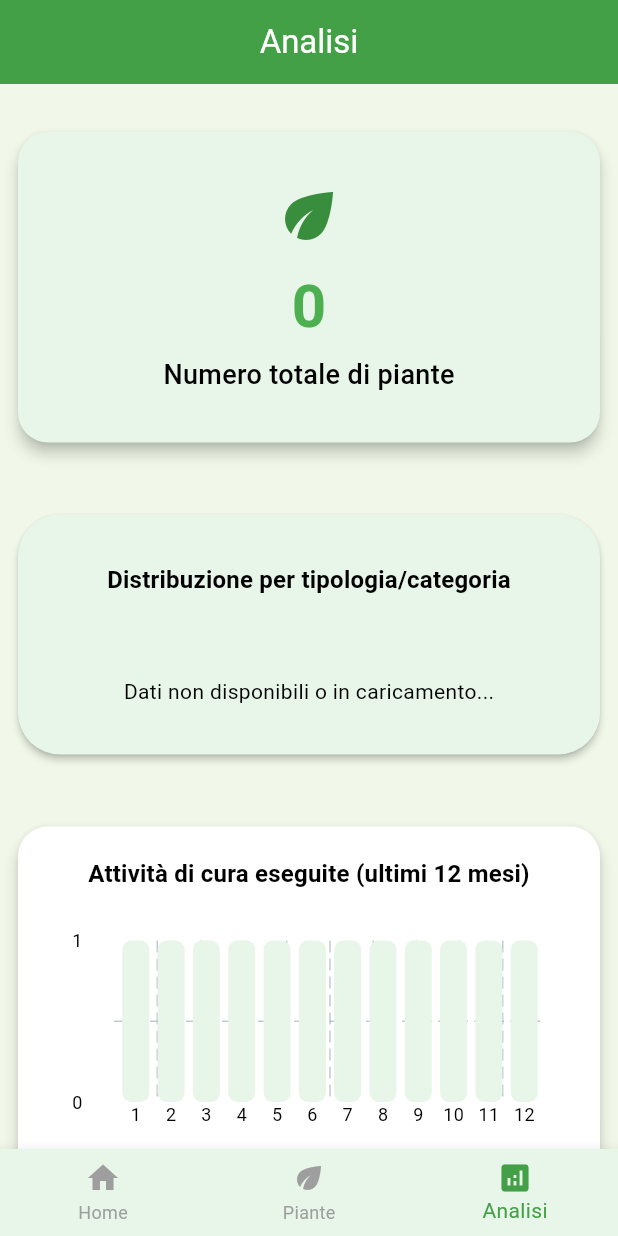
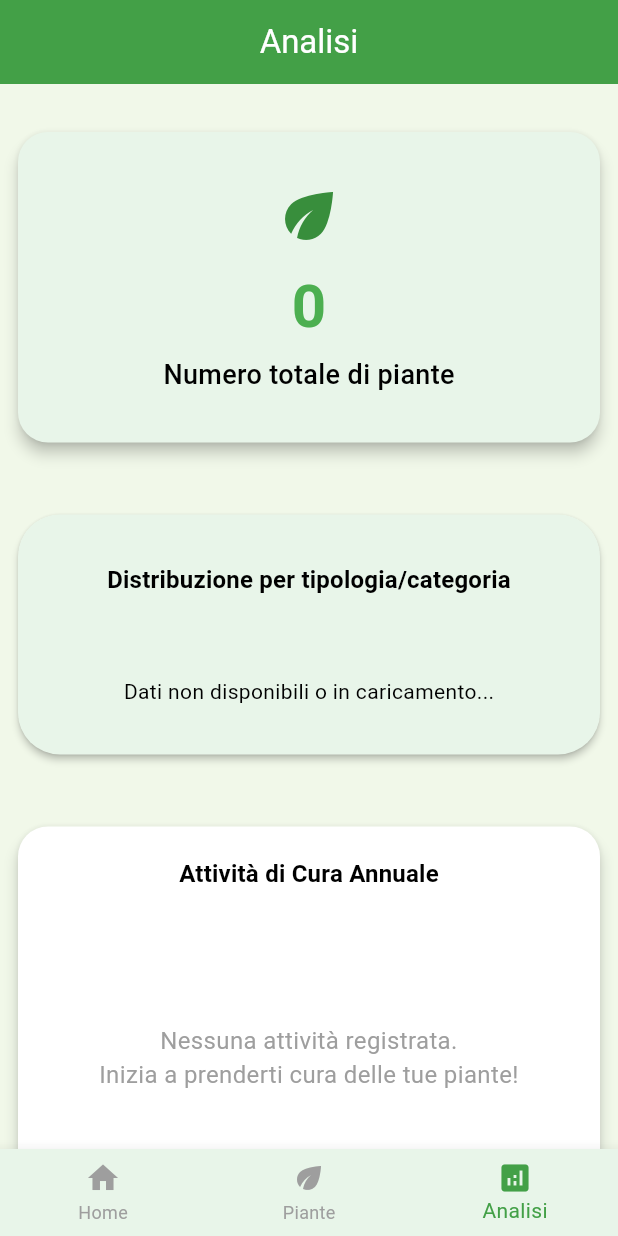
Before and after one commit to Teddyno/plant_care, a Flutter app: the screen it shows after launch, item 3 of the bottom bar chosen, on a phone screen of 412 x 824 dp. Run offline on Flutter 3.47's test engine with Material 3 defaults, Android fonts, the phone set to English and light mode, and no system bars; drawn by our look-alikes of fl_chart; our stand-ins replace flutter_heatmap_calendar, flutter_riverpod, image_picker, sqflite, sqflite_common_ffi; accounts and stored records are empty.

Commit message:
Implementato nuovo grafico analisi, e implementato aggiornamento live su quel grafico

```diff
--- a/lib/components/grafici/line_chart.dart
+++ /dev/null
@@ -1,164 +0,0 @@
-import 'package:flutter/material.dart';
-import 'package:fl_chart/fl_chart.dart';
-
-/// Widget che visualizza un grafico a barre per rappresentare dati numerici
-/// relativi alle attività effettuate sulle piante.
-class PlantBarChart extends StatefulWidget {
-  /// Etichette per l'asse X del grafico (es. mesi, categorie, ecc.)
-  final List<String> labels;
-
-  /// Valori numerici associati alle etichette, rappresentati come altezza delle barre
-  final List<double> values;
-
-  /// Costruttore del grafico a barre
-  const PlantBarChart({
-    super.key,
-    required this.labels,
-    required this.values,
-  });
-
-  @override
-  State<PlantBarChart> createState() => _PlantBarChartState();
-}
-
-/// Stato interno del grafico a barre.
-class _PlantBarChartState extends State<PlantBarChart> {
-  /// Indice della barra attualmente toccata dall'utente.
-  /// Utilizzato per evidenziare la barra selezionata e mostrare il tooltip.
-
-  int touchedIndex = -1; /// -1 indica che nessuna barra è toccata.
-
-  /// Costruisce l'interfaccia utente del grafico a barre
-  @override
-  Widget build(BuildContext context) {
-    return SizedBox(
-      height: 250,
-      child: Padding(
-        padding: const EdgeInsets.all(16),
-        child: Column(
-          children: [
-            Expanded(
-              child: BarChart(
-                BarChartData(
-                  // Calcola il valore massimo per l'asse Y (altezza massima delle barre)
-                  maxY: (widget.values.isEmpty ? 1 : (widget.values.reduce((a, b) => a > b ? a : b) + 1)),
-                  minY: 0,
-
-                  // Configurazione dell'interazione al tocco
-                  barTouchData: BarTouchData(
-                    // Configurazione del tooltip che appare al tocco
-                    touchTooltipData: BarTouchTooltipData(
-                      tooltipPadding: const EdgeInsets.all(8),
-                      getTooltipItem: (group, groupIndex, rod, rodIndex) {
-                        final label = widget.labels[group.x];
-                        return BarTooltipItem(
-                          label,
-                          const TextStyle(
-                            color: Colors.white,
-                            fontWeight: FontWeight.bold,
-                          ),
-                        );
-                      },
-                    ),
-                    // Callback chiamata quando l'utente tocca una barra
-                    touchCallback: (event, response) {
-                      setState(() {
-                        touchedIndex = response?.spot?.touchedBarGroupIndex ?? -1;
-                      });
-                    },
-                  ),
-
-                  // Configurazione degli assi e delle etichette
-                  titlesData: FlTitlesData(
-                    show: true,
-                    // Etichette dell'asse X (bottom)
-                    bottomTitles: AxisTitles(
-                      sideTitles: SideTitles(
-                        showTitles: true,
-                        getTitlesWidget: (value, meta) => Text(
-                          (value.toInt() + 1).toString(),
-                          style: const TextStyle(fontSize: 12),
-                        ),
-                        reservedSize: 32,
-                      ),
-                    ),
-                    // Etichette dell'asse Y (left)
-                    leftTitles: AxisTitles(
-                      sideTitles: SideTitles(
-                        showTitles: true,
-                        interval: 1,
-                        reservedSize: 28,
-                        getTitlesWidget: (value, meta) => Text(
-                          value.toInt().toString(),
-                          style: const TextStyle(
-                            color: Colors.black,
-                            fontSize: 12,
-                          ),
-                        ),
-                      ),
-                    ),
-                    // Nasconde gli assi destro e superiore
-                    rightTitles: const AxisTitles(
-                      sideTitles: SideTitles(showTitles: false),
-                    ),
-                    topTitles: const AxisTitles(
-                      sideTitles: SideTitles(showTitles: false),
-                    ),
-                  ),
-
-                  // Configurazione del bordo e della griglia
-                  borderData: FlBorderData(show: false),
-                  gridData: const FlGridData(show: true),
-
-                  // Generazione delle barre del grafico
-                  barGroups: List.generate(widget.values.length, (i) {
-                    return BarChartGroupData(
-                      x: i,
-                      barRods: [
-                        BarChartRodData(
-                          toY: widget.values[i],
-                          width: 18,
-                          // Colore dinamico: verde scuro se toccata, verde chiaro altrimenti
-                          color: touchedIndex == i
-                              ? Colors.green
-                              : Colors.green.shade200,
-                          borderRadius: BorderRadius.circular(6),
-                          // Barra di sfondo che mostra il valore massimo possibile
-                          backDrawRodData: BackgroundBarChartRodData(
-                            show: true,
-                            toY: (widget.values.isEmpty ? 1 : (widget.values.reduce((a, b) => a > b ? a : b) + 1)),
-                            color: Colors.green.shade50,
-                          ),
-                        ),
-                      ],
-                      // Mostra indicatori di tooltip solo per la barra toccata
-                      showingTooltipIndicators: touchedIndex == i ? [0] : [],
-                    );
-                  }),
-                ),
-              ),
-            ),
-            const SizedBox(height: 8),
-            Row(
-              mainAxisAlignment: MainAxisAlignment.center,
-              children: [
-                RotatedBox(
-                  quarterTurns: -1,
-                  child: Text(
-                    'Attività',
-                    style: TextStyle(fontSize: 12, fontWeight: FontWeight.w500),
-                  ),
-                ),
-                const SizedBox(width: 24),
-                Text(
-                  'Mesi (1-12)',
-                  style: TextStyle(fontSize: 12, fontWeight: FontWeight.w500),
-                ),
-              ],
-            ),
-          ],
-        ),
-      ),
-    );
-  }
-}
--- /dev/null
+++ b/lib/components/grafici/storico_cure_widget.dart
@@ -0,0 +1,56 @@
+import 'package:flutter/material.dart';
+import 'package:flutter_heatmap_calendar/flutter_heatmap_calendar.dart';
+import 'package:flutter_riverpod/flutter_riverpod.dart';
+import 'package:intl/intl.dart';
+import '../../providers/analisi_provider.dart';
+
+/// Un widget che mostra un grafico delle attività di cura annuali,
+class StoricoCure extends ConsumerWidget {
+  const StoricoCure({super.key});
+
+  @override
+  Widget build(BuildContext context, WidgetRef ref) {
+    // "Ascolta" il provider che contiene i dati già raggruppati per giorno.
+    final conteggioAttivita = ref.watch(conteggioAttivitaGiornalieroProvider);
+
+    // Gestisce il caso in cui non ci siano ancora attività registrate.
+    if (conteggioAttivita.isEmpty) {
+      return Container(
+        height: 180,
+        alignment: Alignment.center,
+        child: const Text(
+          'Nessuna attività registrata.\nInizia a prenderti cura delle tue piante!',
+          textAlign: TextAlign.center,
+          style: TextStyle(color: Colors.grey, fontSize: 16),
+        ),
+      );
+    }
+
+    // Costruisce il grafico usando il pacchetto flutter_heatmap_calendar.
+    return HeatMapCalendar(
+      datasets: conteggioAttivita,
+      colorMode: ColorMode.color,
+      showColorTip: false,
+
+      // Imposta i colori in base al numero di attività
+      colorsets: const {
+        1: Color.fromARGB(255, 160, 215, 162), // Verde chiaro per poche attività
+        3: Color.fromARGB(255, 100, 190, 103),
+        5: Color.fromARGB(255, 50, 160, 54),
+        7: Color.fromARGB(255, 30, 130, 33),
+        10: Color.fromARGB(255, 20, 100, 23), // Verde scuro per molte attività
+      },
+      // Mostra una SnackBar quando l'utente clicca su un giorno.
+      onClick: (date) {
+        final count = conteggioAttivita[date] ?? 0;
+        final formattedDate = DateFormat.yMMMMd('it_IT').format(date);
+        ScaffoldMessenger.of(context).showSnackBar(
+          SnackBar(
+            content: Text('$count attività registrate il $formattedDate'),
+            duration: const Duration(seconds: 2),
+          ),
+        );
+      },
+    );
+  }
+}
--- a/lib/providers/analisi_provider.dart
+++ b/lib/providers/analisi_provider.dart
@@ -1,48 +1,59 @@
 import 'package:flutter_riverpod/flutter_riverpod.dart';
+import 'package:collection/collection.dart';
+import 'attivita_cura_provider.dart';
 import 'piante_provider.dart';
+import 'categorie_provider.dart';
 import 'specie_provider.dart';
-import 'categorie_provider.dart';
-import 'attivita_cura_provider.dart';
 
-/// Provider che calcola la distribuzione delle piante per categoria.
-/// Si aggiorna automaticamente se le piante, le specie o le categorie cambiano.
+/// Provider per il grafico a torta della distribuzione delle piante per categoria.
 final distribuzioneCategorieProvider = Provider<Map<String, int>>((ref) {
-  // "Ascolta" lo stato dei provider da cui dipende
-  final piante = ref.watch(pianteProvider).piante;
-  final tutteLeSpecie = ref.watch(tutteLeSpecieProvider).value ?? [];
-  final tutteLeCategorie = ref.watch(tutteLeCategorieProvider).value ?? [];
+  final pianteState = ref.watch(pianteProvider);
+  final categorieState = ref.watch(tutteLeCategorieProvider);
+  final specieState = ref.watch(tutteLeSpecieProvider);
+  final piante = pianteState.piante;
+  final categorie = categorieState.asData?.value ?? [];
+  final specie = specieState.asData?.value ?? [];
 
-  if (piante.isEmpty || tutteLeSpecie.isEmpty || tutteLeCategorie.isEmpty) {
-    return {}; // Restituisce dati vuoti se non è ancora tutto pronto
+  if (piante.isEmpty || categorie.isEmpty || specie.isEmpty) {
+    return {};
   }
 
-  final Map<String, int> distribuzione = {};
+  final Map<int, String> mapIdCategoriaNome = { for (var c in categorie) c.id!: c.nome };
+  final Map<int, int> mapIdSpecieIdCategoria = { for (var s in specie) s.id!: s.idCategoria };
+
+  final conteggio = <String, int>{};
   for (var pianta in piante) {
-    try {
-      final specie = tutteLeSpecie.firstWhere((s) => s.id == pianta.idSpecie);
-      final categoria = tutteLeCategorie.firstWhere((c) => c.id == specie.idCategoria);
-      final nomeCategoria = categoria.nome;
-      distribuzione[nomeCategoria] = (distribuzione[nomeCategoria] ?? 0) + 1;
-    } catch (e) {
-      distribuzione['Senza categoria'] = (distribuzione['Senza categoria'] ?? 0) + 1;
-    }
+    final idCategoria = mapIdSpecieIdCategoria[pianta.idSpecie];
+    final nomeCategoria = mapIdCategoriaNome[idCategoria] ?? 'Sconosciuta';
+    conteggio.update(nomeCategoria, (value) => value + 1, ifAbsent: () => 1);
   }
-  return distribuzione;
+  return conteggio;
 });
 
 
-/// Provider che calcola le attività mensili per il grafico a barre.
-final attivitaMensiliProvider = Provider<List<double>>((ref) {
+/// Questo provider deriva il suo stato direttamente da `attivitaCuraProvider`.
+/// In questo modo, ogni volta che una nuova attività viene aggiunta (e quindi
+/// lo stato di `attivitaCuraProvider` cambia), questo provider si ricalcola
+/// automaticamente, garantendo che il grafico sia SEMPRE aggiornato.
+final conteggioAttivitaGiornalieroProvider = Provider<Map<DateTime, int>>((ref) {
+  // "Ascolta" lo stato delle attività di cura
   final tutteLeAttivita = ref.watch(attivitaCuraProvider).tutteLeAttivita;
 
-  final now = DateTime.now();
-  final List<double> attivitaMensili = List.filled(12, 0.0);
+  if (tutteLeAttivita.isEmpty) {
+    return {};
+  }
 
-  for (var attivita in tutteLeAttivita) {
-    final mesiFa = now.difference(attivita.data).inDays ~/ 30;
-    if (mesiFa < 12) {
-      attivitaMensili[11 - mesiFa]++;
-    }
-  }
-  return attivitaMensili;
+  // Raggruppa le attività per giorno, ignorando l'orario.
+  // Usa il pacchetto 'collection' per la funzione groupBy.
+  final groupedByDay = groupBy(
+    tutteLeAttivita,
+        (attivita) => DateTime(attivita.data.year, attivita.data.month, attivita.data.day),
+  );
+
+  // Converte i gruppi in una mappa che conta le attività per ogni giorno.
+  final conteggio = groupedByDay.map((giorno, attivitaDelGiorno) {
+    return MapEntry(giorno, attivitaDelGiorno.length);
+  });
+
+  return conteggio;
 });
--- a/lib/screens/analisi/analisi_view.dart
+++ b/lib/screens/analisi/analisi_view.dart
@@ -1,23 +1,22 @@
 import 'package:flutter/material.dart';
 import 'package:flutter_riverpod/flutter_riverpod.dart';
 import '../../components/grafici/pie_chart.dart';
-import '../../components/grafici/line_chart.dart';
+import '../../components/grafici/storico_cure_widget.dart';
 import '../../providers/piante_provider.dart';
 import '../../providers/analisi_provider.dart';
 import '../../providers/attivita_cura_provider.dart';
 import '../../providers/categorie_provider.dart';
 import '../../providers/specie_provider.dart';
 
-/// Schermata di analisi che ora è un ConsumerWidget reattivo.
+/// Schermata di analisi
 class AnalisiView extends ConsumerWidget {
   const AnalisiView({super.key});
 
   @override
   Widget build(BuildContext context, WidgetRef ref) {
-    // "Ascolta" direttamente i provider che contengono i dati già calcolati
+    // "Ascolta" i provider necessari per la vista.
     final pianteState = ref.watch(pianteProvider);
     final distribuzioneCategorie = ref.watch(distribuzioneCategorieProvider);
-    final attivitaMensili = ref.watch(attivitaMensiliProvider);
 
     // Gestisce lo stato di caricamento generale
     if (pianteState.isLoading) {
@@ -27,13 +26,14 @@ class AnalisiView extends ConsumerWidget {
     return Scaffold(
       body: RefreshIndicator(
         onRefresh: () async {
-          // Invalida i provider per forzare un ricaricamento
+          // Riverpod si occuperà di aggiornare a cascata tutti i provider dipendenti.
           ref.invalidate(pianteProvider);
           ref.invalidate(attivitaCuraProvider);
           ref.invalidate(tutteLeCategorieProvider);
           ref.invalidate(tutteLeSpecieProvider);
         },
         child: SingleChildScrollView(
+          physics: const AlwaysScrollableScrollPhysics(),
           child: Padding(
             padding: const EdgeInsets.symmetric(vertical: 24, horizontal: 12),
             child: Column(
@@ -90,7 +90,7 @@ class AnalisiView extends ConsumerWidget {
                 ),
                 const SizedBox(height: 32),
 
-                // 3. Attività di cura eseguite
+                // Grafico delle attività di cura annuali
                 Card(
                   elevation: 4,
                   shape: RoundedRectangleBorder(borderRadius: BorderRadius.circular(20)),
@@ -100,17 +100,13 @@ class AnalisiView extends ConsumerWidget {
                     child: Column(
                       crossAxisAlignment: CrossAxisAlignment.stretch,
                       children: [
-                        Text('Attività di cura eseguite (ultimi 12 mesi)',
-                            style: Theme.of(context).textTheme.titleMedium?.copyWith(fontWeight: FontWeight.bold),
-                            textAlign: TextAlign.center),
-                        const SizedBox(height: 16),
-                        SizedBox(
-                          height: 220,
-                          child: PlantBarChart(
-                            labels: List.generate(12, (i) => (i + 1).toString()), // Semplici etichette mensili
-                            values: attivitaMensili,
-                          ),
+                        Text(
+                          'Attività di Cura Annuale',
+                          style: Theme.of(context).textTheme.titleMedium?.copyWith(fontWeight: FontWeight.bold),
+                          textAlign: TextAlign.center,
                         ),
+                        const SizedBox(height: 20),
+                        const StoricoCure(),
                       ],
                     ),
                   ),
--- a/pubspec.yaml
+++ b/pubspec.yaml
@@ -20,6 +20,10 @@ dependencies:
   # SQLite FFI desktop
   sqflite_common_ffi: ^2.3.2
 
+  flutter_heatmap_calendar: ^1.0.5
+  intl: ^0.19.0 # Per formattare le date
+  collection: ^1.18.0 # Per la funzione groupBy
+
 dev_dependencies:
   flutter_test:
     sdk: flutter
```
Also changed, not shown: lib/main.dart (+9 -2 lines), lib/providers/attivita_cura_provider.dart (+18 -0 lines), lib/providers/promemoria_provider.dart (+69 -58 lines), pubspec.lock.
